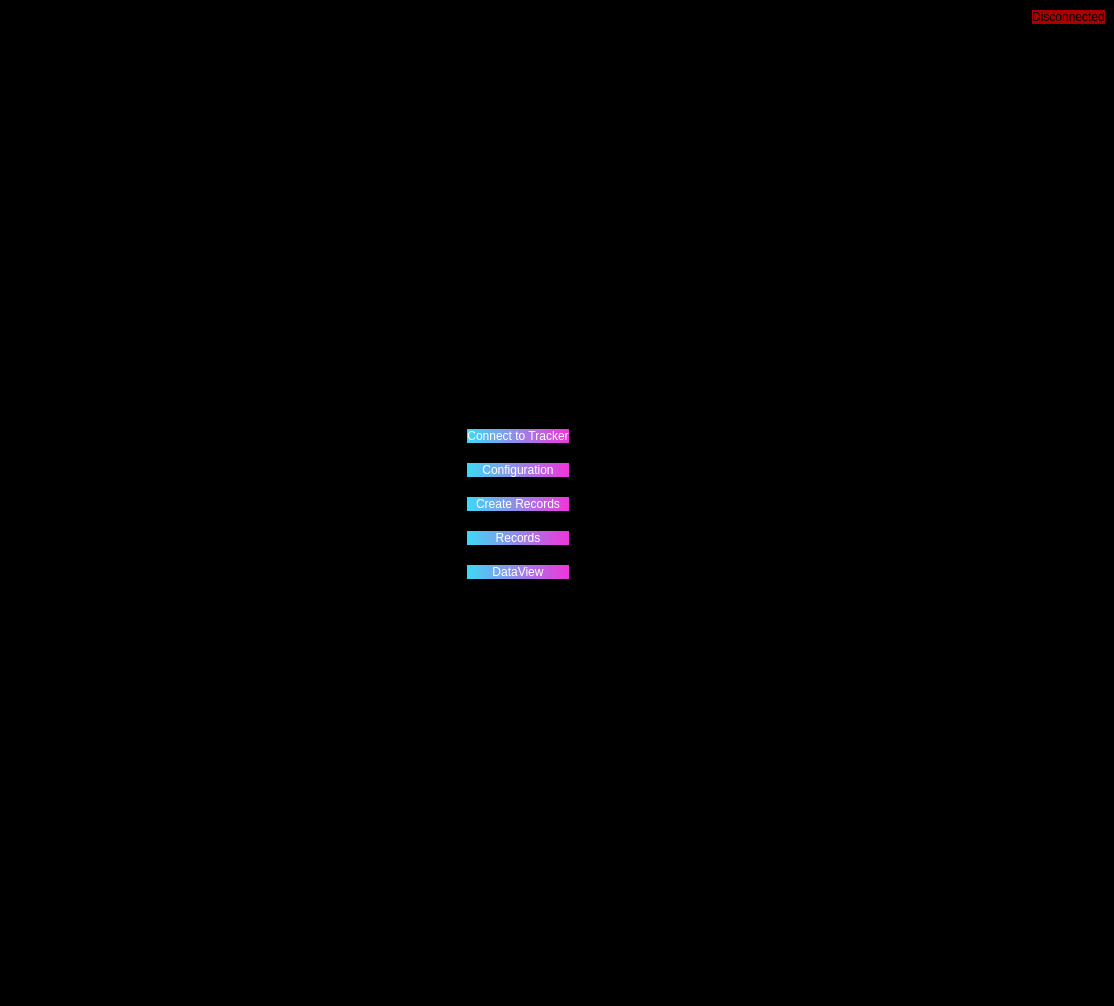
Above: PyQt/pyqt_ui/bed_mainwindow.ui from zakerl/Capstone_Project before the change. Below: the same form after it.
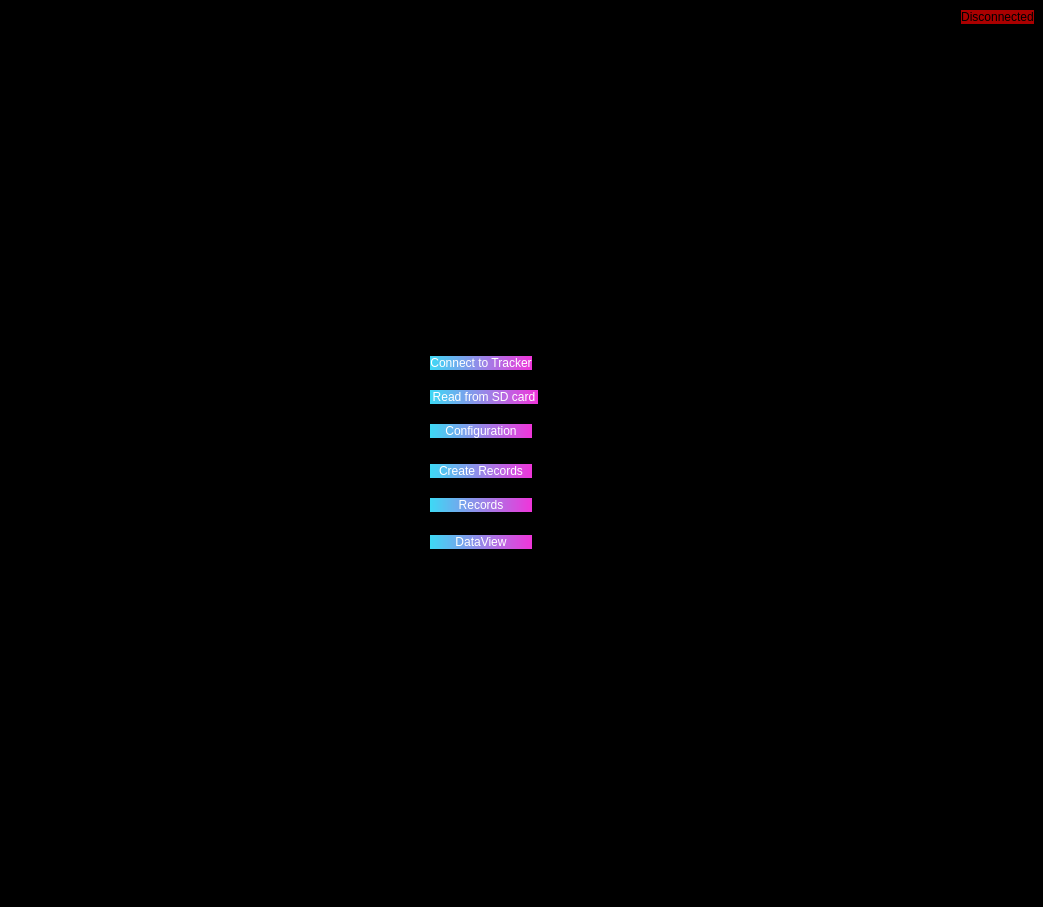
That is the form after the change.

The edit to the form file:
```diff
--- a/PyQt/pyqt_ui/bed_mainwindow.ui
+++ b/PyQt/pyqt_ui/bed_mainwindow.ui
@@ -6,8 +6,8 @@
    <rect>
     <x>0</x>
     <y>0</y>
-    <width>1114</width>
-    <height>1006</height>
+    <width>1043</width>
+    <height>907</height>
    </rect>
   </property>
   <property name="windowTitle">
@@ -17,74 +17,33 @@
    <string notr="true">background-color: rgb(0, 0, 0);</string>
   </property>
   <widget class="QWidget" name="centralwidget">
-   <layout class="QGridLayout" name="gridLayout_2">
-    <item row="0" column="0">
      <layout class="QGridLayout" name="gridLayout">
-      <item row="4" column="4">
+    <item row="11" column="3" colspan="2">
+     <spacer name="horizontalSpacer_8">
+      <property name="orientation">
+       <enum>Qt::Horizontal</enum>
+      </property>
+      <property name="sizeHint" stdset="0">
+       <size>
+        <width>409</width>
+        <height>28</height>
+       </size>
+      </property>
+     </spacer>
+    </item>
+    <item row="6" column="4">
        <spacer name="horizontalSpacer_10">
         <property name="orientation">
          <enum>Qt::Horizontal</enum>
         </property>
         <property name="sizeHint" stdset="0">
          <size>
-          <width>40</width>
+        <width>433</width>
           <height>28</height>
          </size>
         </property>
        </spacer>
       </item>
-      <item row="4" column="1" colspan="3">
-       <widget class="QPushButton" name="CreateRecordsButton">
-        <property name="styleSheet">
-         <string notr="true">background-color: qlineargradient(spread:pad, x1:0, y1:0, x2:1, y2:0, stop:0 rgba(61, 217, 245, 255), stop:1 rgba(240, 53, 218, 255));
-font: 9pt &quot;Microsoft YaHei UI&quot;;
-color: rgb(255, 255, 255);
-border-style: solid;
-border-radius: 15px;</string>
-        </property>
-        <property name="text">
-         <string>Create Records</string>
-        </property>
-       </widget>
-      </item>
-      <item row="2" column="1" colspan="3">
-       <widget class="QPushButton" name="ConnectButton">
-        <property name="styleSheet">
-         <string notr="true">background-color: qlineargradient(spread:pad, x1:0, y1:0, x2:1, y2:0, stop:0 rgba(61, 217, 245, 255), stop:1 rgba(240, 53, 218, 255));
-font: 9pt &quot;Microsoft YaHei UI&quot;;
-color: rgb(255, 255, 255);
-border-style: solid;
-border-radius: 15px;</string>
-        </property>
-        <property name="text">
-         <string>Connect to Tracker</string>
-        </property>
-       </widget>
-      </item>
-      <item row="3" column="4">
-       <spacer name="horizontalSpacer_5">
-        <property name="orientation">
-         <enum>Qt::Horizontal</enum>
-        </property>
-        <property name="sizeHint" stdset="0">
-         <size>
-          <width>40</width>
-          <height>28</height>
-         </size>
-        </property>
-       </spacer>
-      </item>
-      <item row="0" column="5">
-       <widget class="QPushButton" name="toggleBtn">
-        <property name="styleSheet">
-         <string notr="true">background-color: rgb(170, 0, 0);
-border-radius: 15px;</string>
-        </property>
-        <property name="text">
-         <string>Disconnected</string>
-        </property>
-       </widget>
-      </item>
       <item row="0" column="0" colspan="5">
        <spacer name="horizontalSpacer_9">
         <property name="orientation">
@@ -92,52 +51,120 @@
         </property>
         <property name="sizeHint" stdset="0">
          <size>
-          <width>750</width>
+        <width>952</width>
           <height>17</height>
          </size>
         </property>
        </spacer>
       </item>
-      <item row="2" column="4">
+    <item row="2" column="2">
+     <widget class="QPushButton" name="ConnectButton">
+      <property name="styleSheet">
+       <string notr="true">background-color: qlineargradient(spread:pad, x1:0, y1:0, x2:1, y2:0, stop:0 rgba(61, 217, 245, 255), stop:1 rgba(240, 53, 218, 255));
+font: 9pt &quot;Microsoft YaHei UI&quot;;
+color: rgb(255, 255, 255);
+border-style: solid;
+border-radius: 15px;</string>
+      </property>
+      <property name="text">
+       <string>Connect to Tracker</string>
+      </property>
+     </widget>
+    </item>
+    <item row="10" column="2" rowspan="2">
+     <widget class="QPushButton" name="DataViewButton">
+      <property name="styleSheet">
+       <string notr="true">background-color: qlineargradient(spread:pad, x1:0, y1:0, x2:1, y2:0, stop:0 rgba(61, 217, 245, 255), stop:1 rgba(240, 53, 218, 255));
+font: 9pt &quot;Microsoft YaHei UI&quot;;
+color: rgb(255, 255, 255);
+border-style: solid;
+border-radius: 15px;</string>
+      </property>
+      <property name="text">
+       <string>DataView</string>
+      </property>
+     </widget>
+    </item>
+    <item row="4" column="3" colspan="2">
+     <spacer name="horizontalSpacer_5">
+      <property name="orientation">
+       <enum>Qt::Horizontal</enum>
+      </property>
+      <property name="sizeHint" stdset="0">
+       <size>
+        <width>409</width>
+        <height>28</height>
+       </size>
+      </property>
+     </spacer>
+    </item>
+    <item row="2" column="3" colspan="2">
        <spacer name="horizontalSpacer_4">
         <property name="orientation">
          <enum>Qt::Horizontal</enum>
         </property>
         <property name="sizeHint" stdset="0">
          <size>
-          <width>40</width>
+        <width>409</width>
           <height>28</height>
          </size>
         </property>
        </spacer>
       </item>
-      <item row="3" column="0">
-       <spacer name="horizontalSpacer_2">
-        <property name="orientation">
-         <enum>Qt::Horizontal</enum>
-        </property>
-        <property name="sizeHint" stdset="0">
-         <size>
-          <width>40</width>
-          <height>28</height>
-         </size>
-        </property>
-       </spacer>
-      </item>
-      <item row="2" column="0">
+    <item row="3" column="2" colspan="2">
+     <widget class="QPushButton" name="ReadSDCard_btn">
+      <property name="styleSheet">
+       <string notr="true">background-color: qlineargradient(spread:pad, x1:0, y1:0, x2:1, y2:0, stop:0 rgba(61, 217, 245, 255), stop:1 rgba(240, 53, 218, 255));
+font: 9pt &quot;Microsoft YaHei UI&quot;;
+color: rgb(255, 255, 255);
+border-style: solid;
+border-radius: 15px;</string>
+      </property>
+      <property name="text">
+       <string>Read from SD card</string>
+      </property>
+     </widget>
+    </item>
+    <item row="1" column="0" rowspan="2">
        <spacer name="horizontalSpacer">
         <property name="orientation">
          <enum>Qt::Horizontal</enum>
         </property>
         <property name="sizeHint" stdset="0">
          <size>
-          <width>40</width>
+        <width>13</width>
           <height>28</height>
          </size>
         </property>
        </spacer>
       </item>
-      <item row="3" column="1" colspan="3">
+    <item row="9" column="0" rowspan="2">
+     <spacer name="horizontalSpacer_3">
+      <property name="orientation">
+       <enum>Qt::Horizontal</enum>
+      </property>
+      <property name="sizeHint" stdset="0">
+       <size>
+        <width>13</width>
+        <height>20</height>
+       </size>
+      </property>
+     </spacer>
+    </item>
+    <item row="3" column="0">
+     <spacer name="horizontalSpacer_13">
+      <property name="orientation">
+       <enum>Qt::Horizontal</enum>
+      </property>
+      <property name="sizeHint" stdset="0">
+       <size>
+        <width>13</width>
+        <height>28</height>
+       </size>
+      </property>
+     </spacer>
+    </item>
+    <item row="4" column="2">
        <widget class="QPushButton" name="ConfigButton">
         <property name="styleSheet">
          <string notr="true">background-color: qlineargradient(spread:pad, x1:0, y1:0, x2:1, y2:0, stop:0 rgba(61, 217, 245, 255), stop:1 rgba(240, 53, 218, 255));
@@ -151,33 +178,20 @@
         </property>
        </widget>
       </item>
-      <item row="1" column="1" colspan="2">
-       <spacer name="verticalSpacer">
-        <property name="orientation">
-         <enum>Qt::Vertical</enum>
-        </property>
-        <property name="sizeHint" stdset="0">
-         <size>
-          <width>20</width>
-          <height>40</height>
-         </size>
-        </property>
-       </spacer>
-      </item>
-      <item row="4" column="0">
+    <item row="6" column="1">
        <spacer name="horizontalSpacer_11">
         <property name="orientation">
          <enum>Qt::Horizontal</enum>
         </property>
         <property name="sizeHint" stdset="0">
          <size>
-          <width>40</width>
+        <width>425</width>
           <height>28</height>
          </size>
         </property>
        </spacer>
       </item>
-      <item row="9" column="1" colspan="2">
+    <item row="12" column="2">
        <spacer name="verticalSpacer_2">
         <property name="orientation">
          <enum>Qt::Vertical</enum>
@@ -185,64 +199,75 @@
         <property name="sizeHint" stdset="0">
          <size>
           <width>20</width>
-          <height>40</height>
+        <height>292</height>
          </size>
         </property>
        </spacer>
       </item>
-      <item row="5" column="4">
+    <item row="9" column="3" colspan="2">
        <spacer name="horizontalSpacer_7">
         <property name="orientation">
          <enum>Qt::Horizontal</enum>
         </property>
         <property name="sizeHint" stdset="0">
          <size>
-          <width>40</width>
+        <width>409</width>
           <height>28</height>
          </size>
         </property>
        </spacer>
       </item>
-      <item row="5" column="0">
-       <spacer name="horizontalSpacer_3">
+    <item row="1" column="2">
+     <spacer name="verticalSpacer">
         <property name="orientation">
-         <enum>Qt::Horizontal</enum>
+       <enum>Qt::Vertical</enum>
         </property>
         <property name="sizeHint" stdset="0">
          <size>
-          <width>40</width>
-          <height>20</height>
+        <width>20</width>
+        <height>293</height>
          </size>
         </property>
        </spacer>
       </item>
-      <item row="7" column="4">
-       <spacer name="horizontalSpacer_8">
+    <item row="3" column="4">
+     <spacer name="horizontalSpacer_12">
         <property name="orientation">
          <enum>Qt::Horizontal</enum>
         </property>
         <property name="sizeHint" stdset="0">
          <size>
-          <width>40</width>
+        <width>403</width>
           <height>28</height>
          </size>
         </property>
        </spacer>
       </item>
-      <item row="7" column="0">
+    <item row="11" column="0" rowspan="2">
        <spacer name="horizontalSpacer_6">
         <property name="orientation">
          <enum>Qt::Horizontal</enum>
         </property>
         <property name="sizeHint" stdset="0">
          <size>
-          <width>40</width>
+        <width>13</width>
           <height>28</height>
          </size>
         </property>
        </spacer>
       </item>
-      <item row="5" column="1" colspan="3">
+    <item row="0" column="5">
+     <widget class="QPushButton" name="toggleBtn">
+      <property name="styleSheet">
+       <string notr="true">background-color: rgb(170, 0, 0);
+border-radius: 15px;</string>
+      </property>
+      <property name="text">
+       <string>Disconnected</string>
+      </property>
+     </widget>
+    </item>
+    <item row="9" column="2">
        <widget class="QPushButton" name="RecordsButton">
         <property name="styleSheet">
          <string notr="true">background-color: qlineargradient(spread:pad, x1:0, y1:0, x2:1, y2:0, stop:0 rgba(61, 217, 245, 255), stop:1 rgba(240, 53, 218, 255));
@@ -256,8 +281,8 @@
         </property>
        </widget>
       </item>
-      <item row="7" column="1" colspan="3">
-       <widget class="QPushButton" name="DataViewButton">
+    <item row="6" column="2">
+     <widget class="QPushButton" name="CreateRecordsButton">
         <property name="styleSheet">
          <string notr="true">background-color: qlineargradient(spread:pad, x1:0, y1:0, x2:1, y2:0, stop:0 rgba(61, 217, 245, 255), stop:1 rgba(240, 53, 218, 255));
 font: 9pt &quot;Microsoft YaHei UI&quot;;
@@ -266,11 +291,22 @@
 border-radius: 15px;</string>
         </property>
         <property name="text">
-         <string>DataView</string>
+       <string>Create Records</string>
         </property>
        </widget>
       </item>
-     </layout>
+    <item row="4" column="0" rowspan="3">
+     <spacer name="horizontalSpacer_2">
+      <property name="orientation">
+       <enum>Qt::Horizontal</enum>
+      </property>
+      <property name="sizeHint" stdset="0">
+       <size>
+        <width>27</width>
+        <height>28</height>
+       </size>
+      </property>
+     </spacer>
     </item>
    </layout>
   </widget>
```
Left out of the diff: 4 changed lines with no effect on the pictures. Lines whose indentation alone changed are shown as unchanged.
